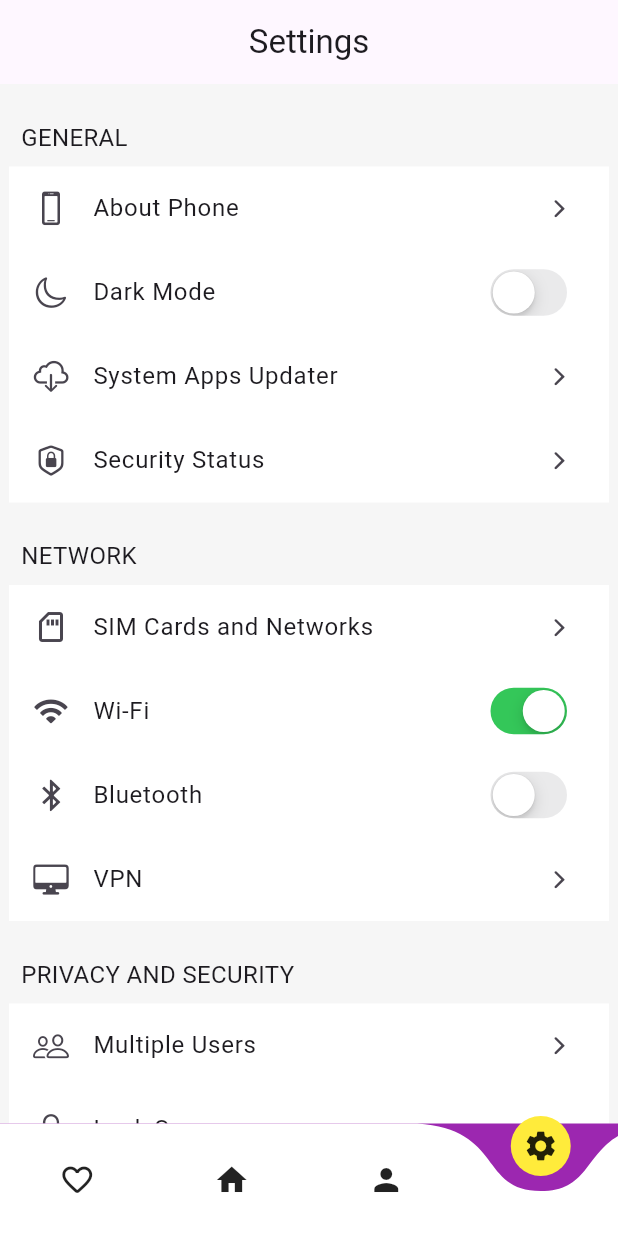
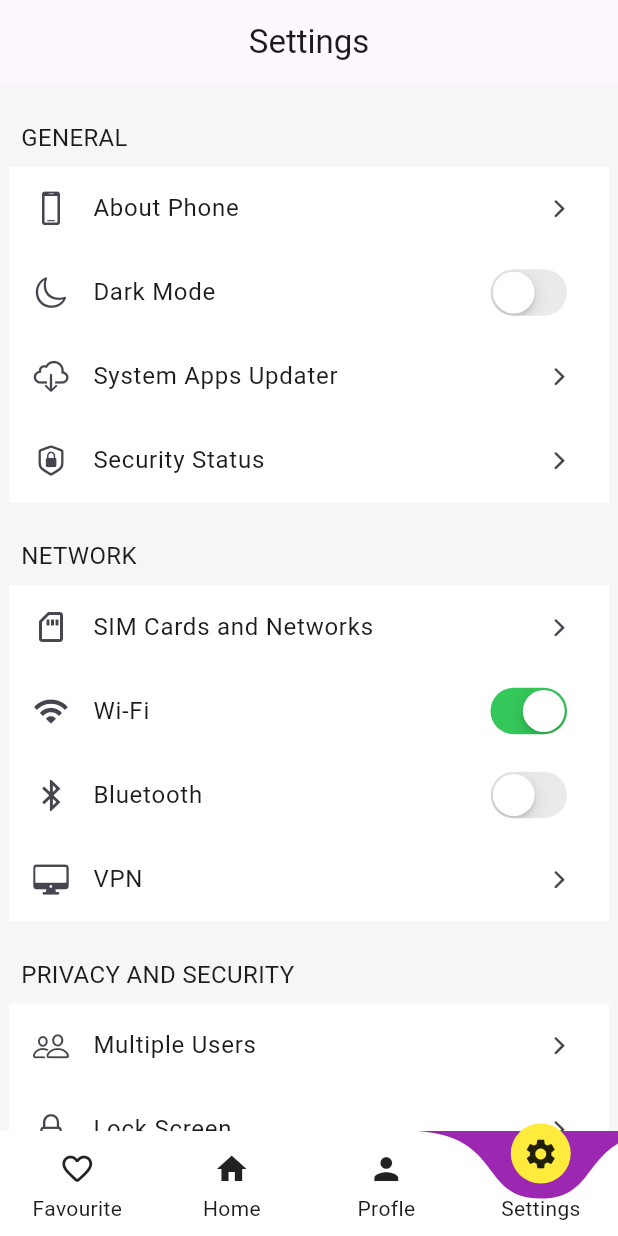
Before and after one commit to jatinderji/bottom_navigation_bar_app, a Flutter app: the screen it shows after launch, item 4 of the bottom bar chosen, on a phone screen of 412 x 824 dp. Run offline on Flutter 3.47's test engine with Material 2 defaults, Android fonts, the phone set to English and light mode, and no system bars; drawn by our look-alikes of curved_labeled_navigation_bar, curved_navigation_bar; network calls fail.

Commit message:
curved_labeled_navigation_bar added

```diff
--- a/lib/pages/main_page.dart
+++ b/lib/pages/main_page.dart
@@ -2,7 +2,8 @@ import 'package:bottom_navigation_bar_app/pages/favourite_page.dart';
 import 'package:bottom_navigation_bar_app/pages/home_page.dart';
 import 'package:bottom_navigation_bar_app/pages/profile_page.dart';
 import 'package:bottom_navigation_bar_app/pages/settings_page.dart';
-import 'package:curved_navigation_bar/curved_navigation_bar.dart';
+import 'package:curved_labeled_navigation_bar/curved_navigation_bar.dart';
+import 'package:curved_labeled_navigation_bar/curved_navigation_bar_item.dart';
 import 'package:flutter/material.dart';
 
 class MainPage extends StatefulWidget {
@@ -39,16 +40,12 @@ class _MainPageState extends State<MainPage> {
             });
           },
           items: const [
-            Icon(Icons.favorite_border_rounded),
-            Icon(Icons.home),
-            Icon(Icons.person),
-            Icon(Icons.settings)
-            // BottomNavigationBarItem(
-            //     icon: Icon(Icons.favorite_border_rounded), label: 'Favourite'),
-            // BottomNavigationBarItem(icon: Icon(Icons.home), label: 'Home'),
-            // BottomNavigationBarItem(icon: Icon(Icons.person), label: 'Profle'),
-            // BottomNavigationBarItem(
-            //     icon: Icon(Icons.settings), label: 'Settings'),
+            CurvedNavigationBarItem(
+                child: Icon(Icons.favorite_border_rounded), label: 'Favourite'),
+            CurvedNavigationBarItem(child: Icon(Icons.home), label: 'Home'),
+            CurvedNavigationBarItem(child: Icon(Icons.person), label: 'Profle'),
+            CurvedNavigationBarItem(
+                child: Icon(Icons.settings), label: 'Settings'),
           ]),
     );
   }
--- a/pubspec.yaml
+++ b/pubspec.yaml
@@ -34,7 +34,7 @@ dependencies:
   # The following adds the Cupertino Icons font to your application.
   # Use with the CupertinoIcons class for iOS style icons.
   cupertino_icons: ^1.0.2
-  curved_navigation_bar: ^1.0.3
+  curved_labeled_navigation_bar: ^2.0.2
 
 dev_dependencies:
   flutter_test:
```
Also changed, not shown: pubspec.lock.
